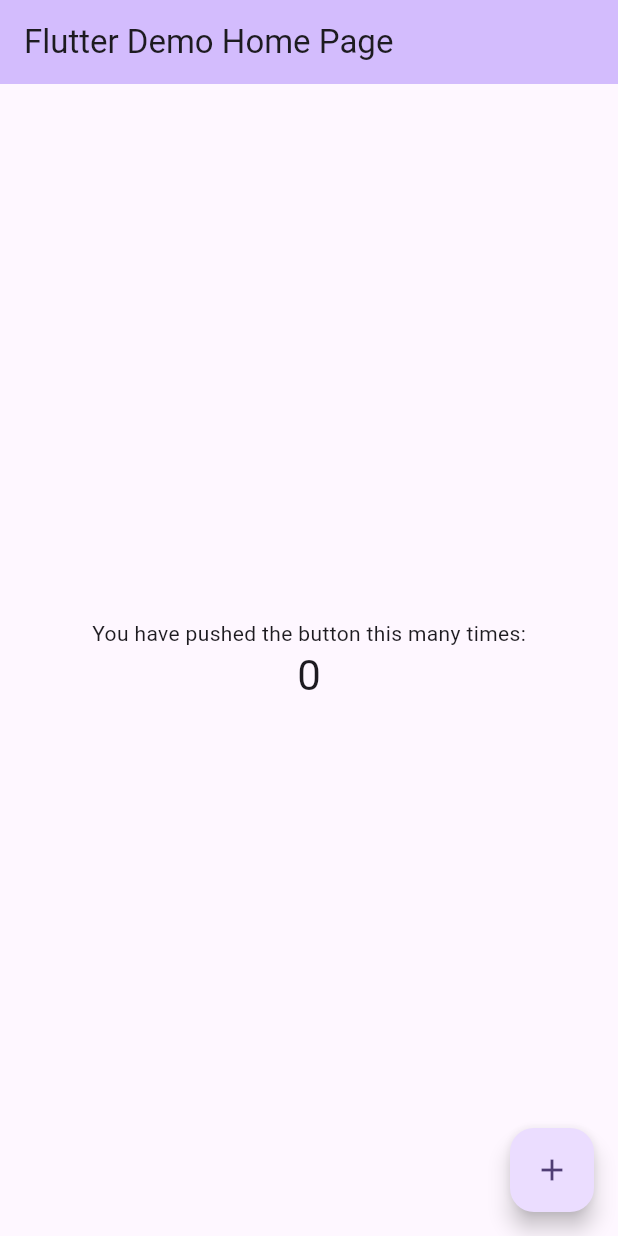
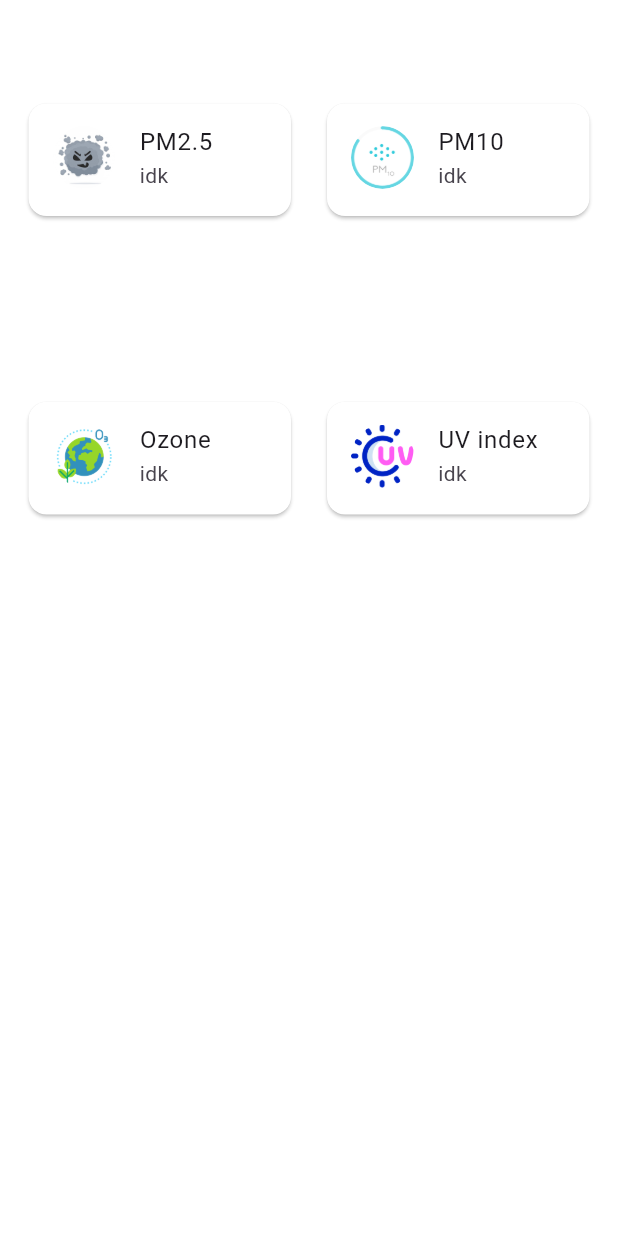
Before and after one commit to noontts/flutter-air-quality, a Flutter app: the screen it shows after launch, on a phone screen of 412 x 824 dp. Run offline on Flutter 3.47's test engine with Material 3 defaults, Android fonts, the phone set to English and light mode, and no system bars; our stand-ins replace flutter_map, go_router, latlong2, sliding_up_panel; missing offline and left inert: just_the_tooltip.

Commit message:
feat: current observation.

```diff
--- a/apps/air_quality/lib/features/home/presentation/screen/home_screen.dart
+++ b/apps/air_quality/lib/features/home/presentation/screen/home_screen.dart
@@ -0,0 +1,17 @@
+import 'package:air_quality/features/home/presentation/widget/current_observation.dart';
+import 'package:air_quality/features/home/presentation/widget/observation_card.dart';
+import 'package:flutter/material.dart';
+
+class Homepage extends StatefulWidget {
+  const Homepage({super.key});
+
+  @override
+  State<Homepage> createState() => _HomepageState();
+}
+
+class _HomepageState extends State<Homepage> {
+  @override
+  Widget build(BuildContext context) {
+    return SafeArea(child: CurrentObservation());
+  }
+}
--- /dev/null
+++ b/apps/air_quality/lib/features/home/presentation/widget/current_observation.dart
@@ -0,0 +1,40 @@
+import 'package:air_quality/features/home/presentation/widget/observation_card.dart';
+import 'package:flutter/material.dart';
+
+class CurrentObservation extends StatelessWidget {
+  const CurrentObservation({super.key});
+
+  @override
+  Widget build(BuildContext context) {
+    return Padding(
+      padding: const EdgeInsets.all(8.0),
+      child: GridView.count(
+        crossAxisCount: 2,
+        crossAxisSpacing: 2,
+        mainAxisSpacing: 2,
+        children: [
+          ObservationCard(
+            indexMaidex: 1,
+            textTitle: 'PM2.5',
+            textSubTitle: 'idk',
+          ),
+          ObservationCard(
+            indexMaidex: 2,
+            textTitle: 'PM10',
+            textSubTitle: 'idk',
+          ),
+          ObservationCard(
+            indexMaidex: 3,
+            textTitle: 'Ozone',
+            textSubTitle: 'idk',
+          ),
+          ObservationCard(
+            indexMaidex: 4,
+            textTitle: 'UV index',
+            textSubTitle: 'idk',
+          ),
+        ],
+      ),
+    );
+  }
+}
--- a/apps/air_quality/lib/features/home/presentation/widget/forecast_card.dart
+++ /dev/null
@@ -1,10 +0,0 @@
-import 'package:flutter/material.dart';
-
-class ForecastCard extends StatelessWidget {
-  const ForecastCard({super.key});
-
-  @override
-  Widget build(BuildContext context) {
-    return const Placeholder();
-  }
-}
--- /dev/null
+++ b/apps/air_quality/lib/features/home/presentation/widget/observation_card.dart
@@ -0,0 +1,63 @@
+import 'package:flutter/material.dart';
+
+class ObservationCard extends StatelessWidget {
+  const ObservationCard({super.key , required this.indexMaidex , required this.textTitle , required this.textSubTitle});
+
+  final int indexMaidex;
+  final String textTitle;
+  final String textSubTitle;
+
+  @override
+  Widget build(BuildContext context) {
+
+    String imageObservationCard;
+
+    switch (indexMaidex) {
+      case 1:
+        imageObservationCard = 'assets/images/PM25Icon.jpeg';
+        break;
+      case 2:
+        imageObservationCard = 'assets/images/PM10Icon.png';
+        break;
+      case 3:
+        imageObservationCard = 'assets/images/OzoneIcon.png';
+        break;
+      case 4:
+        imageObservationCard = 'assets/images/UVIcon.png';
+        break;
+      default:
+        imageObservationCard = '';
+    }
+
+
+
+    return Center(
+      child: Card(
+        color: Colors.white,
+        child: SizedBox(
+          height: 75,
+          width: 175,
+          child: Column(
+            mainAxisSize: MainAxisSize.max,
+            children: <Widget>[
+              ListTile(
+                leading: SizedBox(
+                  width: 42,
+                  height: 42,
+                  child: ClipOval(
+                    child: Image(
+                      image: AssetImage(imageObservationCard),
+                      fit: BoxFit.contain,
+                    ),
+                  ),
+                ),
+                title: Text(textTitle),
+                subtitle: Text(textSubTitle),
+              ),
+            ],
+          ),
+        ),
+      ),
+    );
+  }
+}
--- a/apps/air_quality/lib/main.dart
+++ b/apps/air_quality/lib/main.dart
@@ -1,3 +1,4 @@
+import 'package:air_quality/features/home/presentation/screen/home_screen.dart';
 import 'package:flutter/material.dart';
 
 void main() {
@@ -7,119 +8,15 @@ void main() {
 class MyApp extends StatelessWidget {
   const MyApp({super.key});
 
-  // This widget is the root of your application.
   @override
   Widget build(BuildContext context) {
     return MaterialApp(
-      title: 'Flutter Demo',
       theme: ThemeData(
-        // This is the theme of your application.
-        //
-        // TRY THIS: Try running your application with "flutter run". You'll see
-        // the application has a purple toolbar. Then, without quitting the app,
-        // try changing the seedColor in the colorScheme below to Colors.green
-        // and then invoke "hot reload" (save your changes or press the "hot
-        // reload" button in a Flutter-supported IDE, or press "r" if you used
-        // the command line to start the app).
-        //
-        // Notice that the counter didn't reset back to zero; the application
-        // state is not lost during the reload. To reset the state, use hot
-        // restart instead.
-        //
-        // This works for code too, not just values: Most code changes can be
-        // tested with just a hot reload.
+
         colorScheme: ColorScheme.fromSeed(seedColor: Colors.deepPurple),
         useMaterial3: true,
       ),
-      home: const MyHomePage(title: 'Flutter Demo Home Page'),
+      home: const Homepage(),
     );
   }
 }
-
-class MyHomePage extends StatefulWidget {
-  const MyHomePage({super.key, required this.title});
-
-  // This widget is the home page of your application. It is stateful, meaning
-  // that it has a State object (defined below) that contains fields that affect
-  // how it looks.
-
-  // This class is the configuration for the state. It holds the values (in this
-  // case the title) provided by the parent (in this case the App widget) and
-  // used by the build method of the State. Fields in a Widget subclass are
-  // always marked "final".
-
-  final String title;
-
-  @override
-  State<MyHomePage> createState() => _MyHomePageState();
-}
-
-class _MyHomePageState extends State<MyHomePage> {
-  int _counter = 0;
-
-  void _incrementCounter() {
-    setState(() {
-      // This call to setState tells the Flutter framework that something has
-      // changed in this State, which causes it to rerun the build method below
-      // so that the display can reflect the updated values. If we changed
-      // _counter without calling setState(), then the build method would not be
-      // called again, and so nothing would appear to happen.
-      _counter++;
-    });
-  }
-
-  @override
-  Widget build(BuildContext context) {
-    // This method is rerun every time setState is called, for instance as done
-    // by the _incrementCounter method above.
-    //
-    // The Flutter framework has been optimized to make rerunning build methods
-    // fast, so that you can just rebuild anything that needs updating rather
-    // than having to individually change instances of widgets.
-    return Scaffold(
-      appBar: AppBar(
-        // TRY THIS: Try changing the color here to a specific color (to
-        // Colors.amber, perhaps?) and trigger a hot reload to see the AppBar
-        // change color while the other colors stay the same.
-        backgroundColor: Theme.of(context).colorScheme.inversePrimary,
-        // Here we take the value from the MyHomePage object that was created by
-        // the App.build method, and use it to set our appbar title.
-        title: Text(widget.title),
-      ),
-      body: Center(
-        // Center is a layout widget. It takes a single child and positions it
-        // in the middle of the parent.
-        child: Column(
-          // Column is also a layout widget. It takes a list of children and
-          // arranges them vertically. By default, it sizes itself to fit its
-          // children horizontally, and tries to be as tall as its parent.
-          //
-          // Column has various properties to control how it sizes itself and
-          // how it positions its children. Here we use mainAxisAlignment to
-          // center the children vertically; the main axis here is the vertical
-          // axis because Columns are vertical (the cross axis would be
-          // horizontal).
-          //
-          // TRY THIS: Invoke "debug painting" (choose the "Toggle Debug Paint"
-          // action in the IDE, or press "p" in the console), to see the
-          // wireframe for each widget.
-          mainAxisAlignment: MainAxisAlignment.center,
-          children: <Widget>[
-            const Text(
-              'You have pushed the button this many times:',
-            ),
-            Text(
-              '$_counter',
-              style: Theme.of(context).textTheme.headlineMedium,
-            ),
-          ],
-        ),
-      ),
-      floatingActionButton: FloatingActionButton(
-        onPressed: _incrementCounter,
-        tooltip: 'Increment',
-        child: const Icon(Icons.add),
-      ), // This trailing comma makes auto-formatting nicer for build methods.
-    );
-  }
-}
--- a/apps/air_quality/pubspec.yaml
+++ b/apps/air_quality/pubspec.yaml
@@ -59,6 +59,12 @@ flutter:
   uses-material-design: true
 
   # To add assets to your application, add an assets section, like this:
+
+  assets:
+    - assets/images/PM25Icon.jpeg
+    - assets/images/PM10Icon.png
+    - assets/images/OzoneIcon.png
+    - assets/images/UVIcon.png
   # assets:
   #   - images/a_dot_burr.jpeg
   #   - images/a_dot_ham.jpeg
```
Also changed, not shown: apps/air_quality/assets/images/OzoneIcon.png (added), apps/air_quality/assets/images/PM10Icon.png (added), apps/air_quality/assets/images/PM25Icon.jpeg (added), apps/air_quality/assets/images/UVIcon.png (added).
